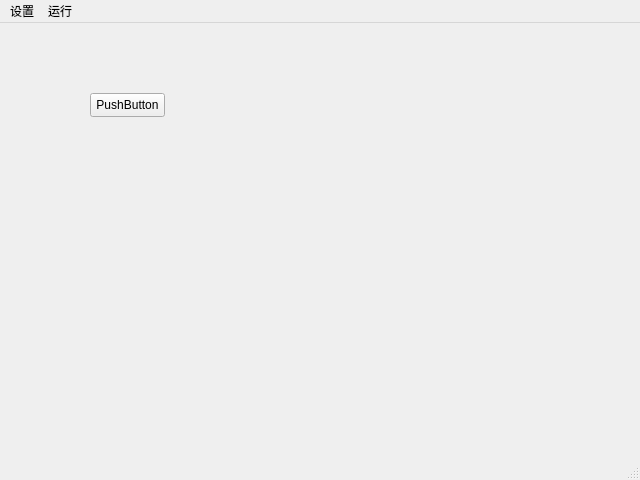
This is ui/mainUi.ui in clint456/PySide6-Project as Qt 5 draws it before an edit. The edited form follows.
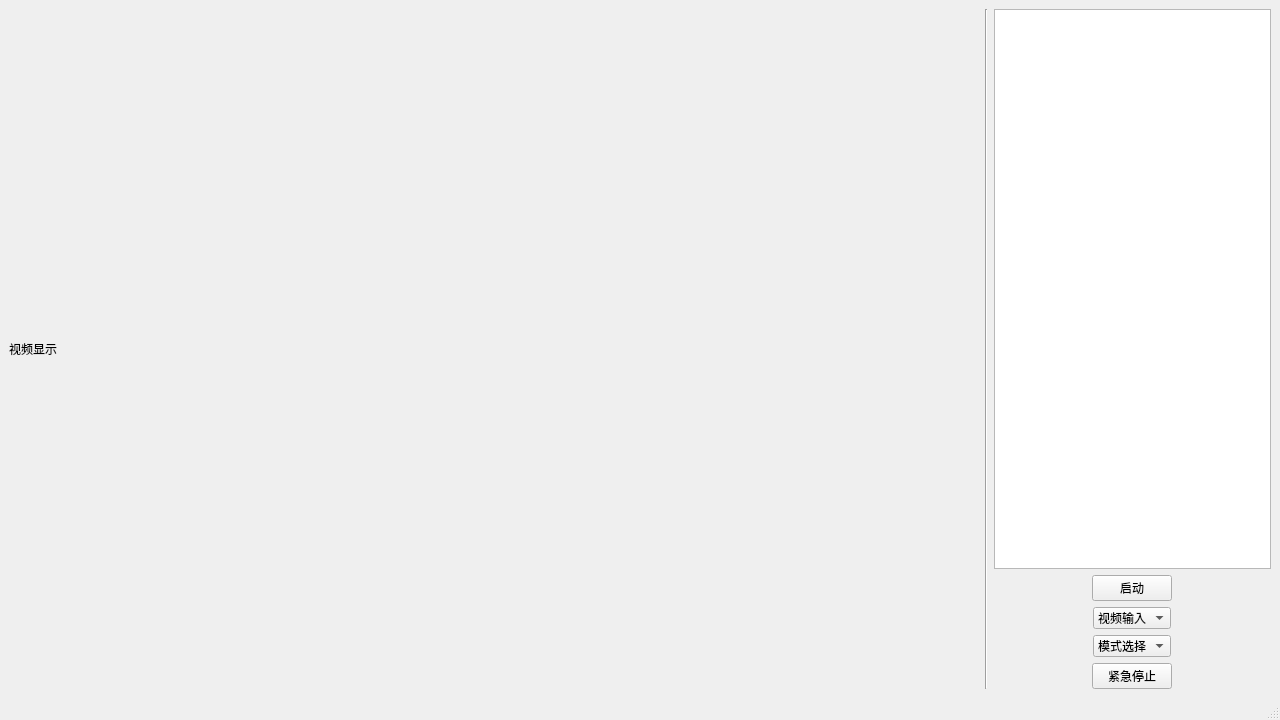
This is the edited form. Icons and pictures are not drawn.

Patch:
```diff
--- a/ui/mainUi.ui
+++ b/ui/mainUi.ui
@@ -6,8 +6,8 @@
    <rect>
     <x>0</x>
     <y>0</y>
-    <width>640</width>
-    <height>480</height>
+    <width>1280</width>
+    <height>720</height>
    </rect>
   </property>
   <property name="sizePolicy">
@@ -19,42 +19,135 @@
   <property name="windowTitle">
    <string>MainWindow</string>
   </property>
+  <property name="styleSheet">
+   <string notr="true"/>
+  </property>
   <widget class="QWidget" name="centralwidget">
-   <widget class="QPushButton" name="pushButton">
-    <property name="geometry">
-     <rect>
-      <x>90</x>
-      <y>70</y>
-      <width>75</width>
-      <height>24</height>
-     </rect>
-    </property>
-    <property name="text">
-     <string>PushButton</string>
-    </property>
-   </widget>
-  </widget>
-  <widget class="QMenuBar" name="menubar">
-   <property name="geometry">
-    <rect>
-     <x>0</x>
-     <y>0</y>
-     <width>640</width>
-     <height>22</height>
-    </rect>
+   <property name="styleSheet">
+    <string notr="true"/>
    </property>
-   <widget class="QMenu" name="menu">
-    <property name="title">
-     <string>设置</string>
-    </property>
-   </widget>
-   <widget class="QMenu" name="menu_2">
-    <property name="title">
-     <string>运行</string>
-    </property>
-   </widget>
-   <addaction name="menu"/>
-   <addaction name="menu_2"/>
+   <layout class="QHBoxLayout" name="horizontalLayout_2">
+    <item>
+     <layout class="QVBoxLayout" name="verticalLayout_2" stretch="0">
+      <property name="spacing">
+       <number>6</number>
+      </property>
+      <item>
+       <layout class="QHBoxLayout" name="horizontalLayout" stretch="7,1,2">
+        <item>
+         <widget class="QLabel" name="frame_label">
+          <property name="sizePolicy">
+           <sizepolicy hsizetype="Expanding" vsizetype="Expanding">
+            <horstretch>0</horstretch>
+            <verstretch>0</verstretch>
+           </sizepolicy>
+          </property>
+          <property name="text">
+           <string>视频显示</string>
+          </property>
+         </widget>
+        </item>
+        <item>
+         <widget class="Line" name="line">
+          <property name="orientation">
+           <enum>Qt::Vertical</enum>
+          </property>
+         </widget>
+        </item>
+        <item>
+         <layout class="QVBoxLayout" name="verticalLayout">
+          <item>
+           <widget class="QTextBrowser" name="debug_msg">
+            <property name="sizePolicy">
+             <sizepolicy hsizetype="Ignored" vsizetype="Expanding">
+              <horstretch>0</horstretch>
+              <verstretch>0</verstretch>
+             </sizepolicy>
+            </property>
+            <property name="html">
+             <string>&lt;!DOCTYPE HTML PUBLIC &quot;-//W3C//DTD HTML 4.0//EN&quot; &quot;http://www.w3.org/TR/REC-html40/strict.dtd&quot;&gt;
+&lt;html&gt;&lt;head&gt;&lt;meta name=&quot;qrichtext&quot; content=&quot;1&quot; /&gt;&lt;meta charset=&quot;utf-8&quot; /&gt;&lt;style type=&quot;text/css&quot;&gt;
+p, li { white-space: pre-wrap; }
+hr { height: 1px; border-width: 0; }
+li.unchecked::marker { content: &quot;\2610&quot;; }
+li.checked::marker { content: &quot;\2612&quot;; }
+&lt;/style&gt;&lt;/head&gt;&lt;body style=&quot; font-family:'Microsoft YaHei UI'; font-size:9pt; font-weight:400; font-style:normal;&quot;&gt;
+&lt;p style=&quot;-qt-paragraph-type:empty; margin-top:0px; margin-bottom:0px; margin-left:0px; margin-right:0px; -qt-block-indent:0; text-indent:0px;&quot;&gt;&lt;br /&gt;&lt;/p&gt;&lt;/body&gt;&lt;/html&gt;</string>
+            </property>
+           </widget>
+          </item>
+          <item alignment="Qt::AlignHCenter">
+           <widget class="QPushButton" name="start_btn">
+            <property name="text">
+             <string>启动</string>
+            </property>
+           </widget>
+          </item>
+          <item alignment="Qt::AlignHCenter">
+           <widget class="QComboBox" name="frame_sw">
+            <item>
+             <property name="text">
+              <string>视频输入</string>
+             </property>
+             <property name="icon">
+              <iconset theme="camera-video"/>
+             </property>
+            </item>
+            <item>
+             <property name="text">
+              <string>socket</string>
+             </property>
+            </item>
+            <item>
+             <property name="text">
+              <string>video</string>
+             </property>
+            </item>
+            <item>
+             <property name="text">
+              <string>local</string>
+             </property>
+            </item>
+           </widget>
+          </item>
+          <item alignment="Qt::AlignHCenter">
+           <widget class="QComboBox" name="mode_sw">
+            <item>
+             <property name="text">
+              <string>模式选择</string>
+             </property>
+            </item>
+            <item>
+             <property name="text">
+              <string>巡航模式</string>
+             </property>
+            </item>
+            <item>
+             <property name="text">
+              <string>跟踪模式</string>
+             </property>
+            </item>
+            <item>
+             <property name="text">
+              <string>开火模式</string>
+             </property>
+            </item>
+           </widget>
+          </item>
+          <item alignment="Qt::AlignHCenter">
+           <widget class="QPushButton" name="stop_btn">
+            <property name="text">
+             <string>紧急停止</string>
+            </property>
+           </widget>
+          </item>
+         </layout>
+        </item>
+       </layout>
+      </item>
+     </layout>
+    </item>
+   </layout>
   </widget>
   <widget class="QStatusBar" name="statusbar"/>
  </widget>
```
Left out of the diff: 9 changed lines with no effect on the pictures.
